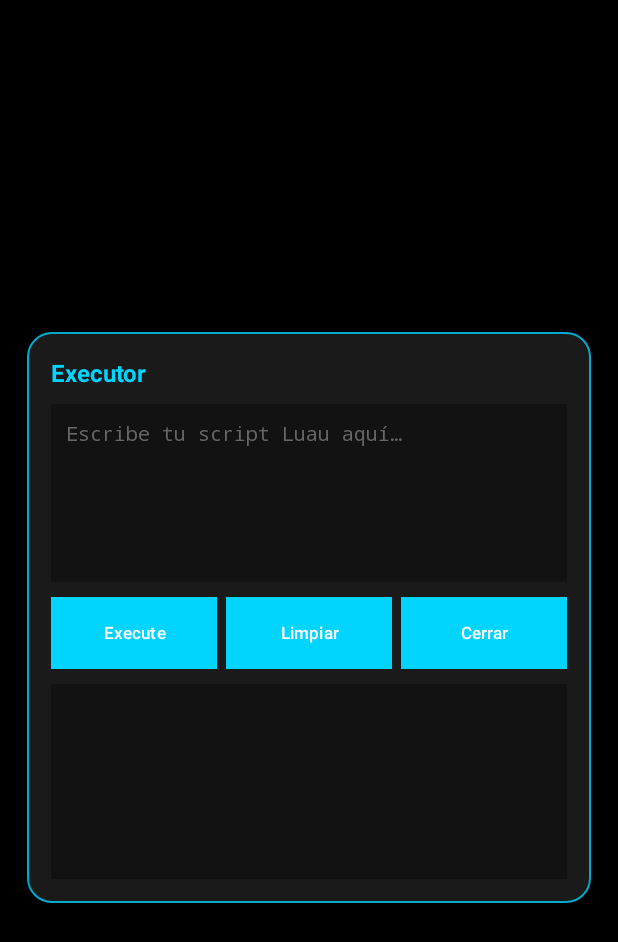
After one commit to bainingbun-lang/MobileBloxV2, an Android app: the layout overlay_executor.xml on its own in the app's theme, with its tools: preview values and no code run, on a phone screen of 412 x 824 dp. The commit adds this screen. Shown: the top 942 px of the screen. Run offline under Robolectric (Android 15) with nearby library versions, the phone set to English and light mode, and no system bars.

Commit message:
Floating bubble now opens a centered in-app executor panel with editor and output

```diff
--- /dev/null
+++ b/app/src/main/res/drawable/panel_background.xml
@@ -0,0 +1,9 @@
+<?xml version="1.0" encoding="utf-8"?>
+<shape xmlns:android="http://schemas.android.com/apk/res/android"
+    android:shape="rectangle">
+    <solid android:color="@color/panel_dark_gray" />
+    <corners android:radius="16dp" />
+    <stroke
+        android:width="1dp"
+        android:color="@color/accent_electric_blue_dim" />
+</shape>
--- /dev/null
+++ b/app/src/main/res/layout/overlay_executor.xml
@@ -0,0 +1,104 @@
+<?xml version="1.0" encoding="utf-8"?>
+<FrameLayout xmlns:android="http://schemas.android.com/apk/res/android"
+    android:id="@+id/overlay_root"
+    android:layout_width="match_parent"
+    android:layout_height="match_parent"
+    android:background="#B3000000"
+    android:clickable="true"
+    android:focusable="true"
+    android:focusableInTouchMode="true">
+
+    <LinearLayout
+        android:id="@+id/overlay_panel"
+        android:layout_width="match_parent"
+        android:layout_height="wrap_content"
+        android:layout_gravity="center"
+        android:layout_margin="18dp"
+        android:background="@drawable/panel_background"
+        android:clickable="true"
+        android:focusable="true"
+        android:orientation="vertical"
+        android:padding="16dp">
+
+        <TextView
+            android:layout_width="match_parent"
+            android:layout_height="wrap_content"
+            android:text="@string/executor_title"
+            android:textColor="@color/accent_electric_blue"
+            android:textSize="16sp"
+            android:textStyle="bold" />
+
+        <EditText
+            android:id="@+id/overlay_editor"
+            android:layout_width="match_parent"
+            android:layout_height="wrap_content"
+            android:layout_marginTop="10dp"
+            android:background="@color/panel_darker_gray"
+            android:fontFamily="monospace"
+            android:gravity="top|start"
+            android:hint="@string/editor_hint"
+            android:inputType="textMultiLine|textNoSuggestions"
+            android:maxLines="10"
+            android:minLines="6"
+            android:padding="10dp"
+            android:scrollbars="vertical"
+            android:textColor="@color/text_white"
+            android:textColorHint="@color/text_dim"
+            android:textSize="13sp" />
+
+        <LinearLayout
+            android:layout_width="match_parent"
+            android:layout_height="wrap_content"
+            android:layout_marginTop="10dp"
+            android:orientation="horizontal">
+
+            <com.google.android.material.button.MaterialButton
+                android:id="@+id/overlay_execute"
+                style="@style/Widget.MobileBlox.Button"
+                android:layout_width="0dp"
+                android:layout_height="wrap_content"
+                android:layout_weight="1"
+                android:text="@string/execute"
+                android:textSize="11sp" />
+
+            <com.google.android.material.button.MaterialButton
+                android:id="@+id/overlay_clear"
+                style="@style/Widget.MobileBlox.Button"
+                android:layout_width="0dp"
+                android:layout_height="wrap_content"
+                android:layout_marginStart="6dp"
+                android:layout_weight="1"
+                android:text="@string/clear"
+                android:textSize="11sp" />
+
+            <com.google.android.material.button.MaterialButton
+                android:id="@+id/overlay_close"
+                style="@style/Widget.MobileBlox.Button"
+                android:layout_width="0dp"
+                android:layout_height="wrap_content"
+                android:layout_marginStart="6dp"
+                android:layout_weight="1"
+                android:text="@string/close"
+                android:textSize="11sp" />
+        </LinearLayout>
+
+        <ScrollView
+            android:id="@+id/overlay_output_scroll"
+            android:layout_width="match_parent"
+            android:layout_height="130dp"
+            android:layout_marginTop="10dp"
+            android:background="@color/panel_darker_gray"
+            android:padding="8dp">
+
+            <TextView
+                android:id="@+id/overlay_output"
+                android:layout_width="match_parent"
+                android:layout_height="wrap_content"
+                android:fontFamily="monospace"
+                android:textColor="@color/text_gray"
+                android:textIsSelectable="true"
+                android:textSize="12sp" />
+        </ScrollView>
+
+    </LinearLayout>
+</FrameLayout>
--- a/app/src/main/res/values/strings.xml
+++ b/app/src/main/res/values/strings.xml
@@ -21,8 +21,13 @@
     <string name="shizuku_ready">Shizuku: autorizado</string>
     <string name="shizuku_permission_needed">Shizuku: falta autorización</string>
     <string name="overlay_running">Executor flotante activo</string>
-    <string name="overlay_hint">Toca la burbuja para abrir el executor</string>
+    <string name="overlay_hint">Toca la burbuja para abrir el executor flotante</string>
     <string name="overlay_channel">Overlay del executor</string>
+    <string name="executor_title">Executor</string>
+    <string name="close">Cerrar</string>
+    <string name="clear">Limpiar</string>
+    <string name="empty_script">Script vacío</string>
+    <string name="running">Ejecutando…</string>
     <string name="roblox_missing">Roblox no está instalado</string>
     <string name="luau_missing">Luau nativo no disponible en este build</string>
     <string name="project">Project</string>
```
Also changed, not shown: app/src/main/java/com/mobileblox/v2/overlay/OverlayService.kt (+100 -17 lines), 1 other file.
